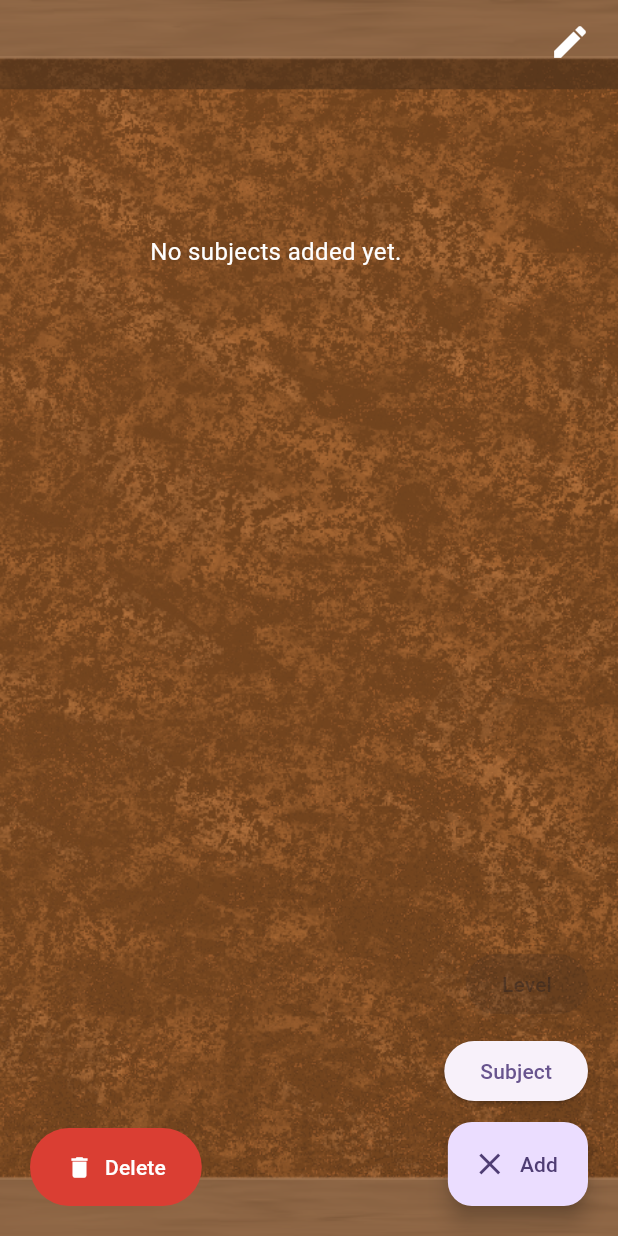
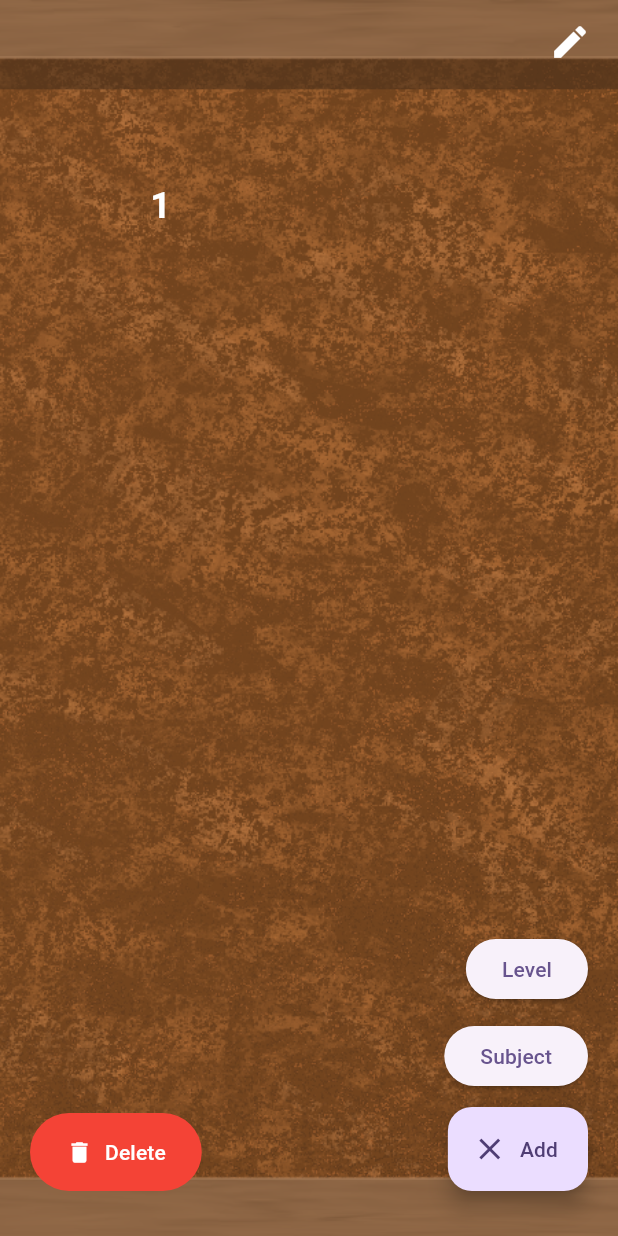
Before and after one commit to jagoda-ks/MyPinboard, a Flutter app: the StartingPage screen opened directly with empty values, after a tap on "Add", on a phone screen of 412 x 824 dp. Run offline on Flutter 3.47's test engine with Material 3 defaults, Android fonts, the phone set to English and light mode, and no system bars.

```diff
--- a/preparation_game/lib/screens/starting_page.dart
+++ b/preparation_game/lib/screens/starting_page.dart
@@ -3,11 +3,10 @@ import 'package:preparation_game/UILib/input_field.dart';
 import 'package:preparation_game/UILib/sticky_note_button.dart';
 import 'package:preparation_game/UILib/delete_button.dart';
 import 'package:preparation_game/UILib/subject_menu.dart';
-import 'package:preparation_game/UILib/background_widget.dart';
+import 'package:preparation_game/settings.dart'; // Ensure this exists
 
 class StartingPage extends StatefulWidget {
   final String challengeTitle;
-
   const StartingPage({super.key, required this.challengeTitle});
 
   @override
@@ -19,9 +18,9 @@ class _StartingPageState extends State<StartingPage> {
   bool _isEnteringSubject = false;
   bool _isDeleting = false;
 
-  List<List<String>> _subjectsByLevel = [];
+  // Initialize with an empty level to prevent index errors
+  List<List<String>> _subjectsByLevel = [[]];
   final Set<String> _markedForDeletion = {};
-
   late final TextEditingController _subjectInputController;
 
   @override
@@ -38,37 +37,31 @@ class _StartingPageState extends State<StartingPage> {
 
   void _submitSubject(String value) {
     FocusScope.of(context).unfocus();
+    final cleanText = value.trim();
 
-    Future.delayed(const Duration(milliseconds: 100), () {
-      final cleanText = value.trim();
     if (cleanText.isNotEmpty) {
       setState(() {
         if (_subjectsByLevel.isEmpty) _subjectsByLevel.add([]);
         _subjectsByLevel.last.add(cleanText);
         _subjectInputController.clear();
         _isEnteringSubject = false;
-          _showOptions = false;
       });
     } else {
       setState(() => _isEnteringSubject = false);
     }
-    });
   }
 
   @override
   Widget build(BuildContext context) {
-    final bool isLevelEnabled = _subjectsByLevel.isNotEmpty;
     final screenWidth = MediaQuery.of(context).size.width;
     final double dynamicNoteWidth = (screenWidth * 0.3).clamp(80.0, 200.0);
 
-    return BackgroundWidget(
-      child: Scaffold(
-        backgroundColor: Colors.transparent,
+    return Scaffold(
+      extendBodyBehindAppBar: true,
       appBar: AppBar(
         centerTitle: true,
         title: Text(widget.challengeTitle,
-              style: const TextStyle(
-                  color: Colors.white, fontWeight: FontWeight.bold)),
+            style: const TextStyle(color: Colors.white, fontWeight: FontWeight.bold)),
         backgroundColor: Colors.transparent,
         elevation: 0,
         automaticallyImplyLeading: false,
@@ -81,83 +74,76 @@ class _StartingPageState extends State<StartingPage> {
       ),
       body: Stack(
         children: [
-            // InteractiveViewer handles the pan/zoom area
-            InteractiveViewer(
+          // The background board surface
+          Container(
+            decoration: const BoxDecoration(
+              image: DecorationImage(
+                image: AssetImage(AppSettings.pinboardBackground),
+                fit: BoxFit.cover,
+              ),
+            ),
+          ),
+
+          // The interactive board area
+          Positioned.fill(
+            child: InteractiveViewer(
               constrained: false,
               boundaryMargin: const EdgeInsets.all(500),
               minScale: 0.5,
               maxScale: 2.0,
               child: Padding(
-                padding: const EdgeInsets.all(100.0), // Padding inside the canvas
+                padding: const EdgeInsets.all(100.0),
                 child: Column(
                   mainAxisAlignment: MainAxisAlignment.center,
-                  children: [
-                    if (_subjectsByLevel.isEmpty && !_isEnteringSubject)
-                      const Text('No subjects added yet.',
-                          style: TextStyle(color: Colors.white, fontSize: 16)),
-                    ..._subjectsByLevel.asMap().entries.map((entry) {
+                  children: _subjectsByLevel.asMap().entries.map((entry) {
                     int index = entry.key;
                     List<String> levelSubjects = entry.value;
 
                     return Padding(
-                        padding: const EdgeInsets.symmetric(vertical: 12.0),
+                      padding: const EdgeInsets.symmetric(vertical: 20.0),
                       child: Row(
                         children: [
-                            SizedBox(
-                                width: 40,
-                                child: Text('${index + 1}',
-                                    style: const TextStyle(
-                                        color: Color.fromARGB(255, 168, 135, 105),
-                                        fontSize: 20,
-                                        fontWeight: FontWeight.bold),
-                                    textAlign: TextAlign.center)),
-                            ConstrainedBox(
-                              constraints: BoxConstraints(maxWidth: screenWidth * 0.8),
-                              child: Wrap(
-                                alignment: WrapAlignment.center,
-                                spacing: 8,
-                                runSpacing: 8,
+                          Text('${index + 1}', style: const TextStyle(color: Colors.white, fontSize: 24, fontWeight: FontWeight.bold)),
+                          const SizedBox(width: 20),
+                          Row(
                             children: levelSubjects.map((text) {
-                                  final isMarked = _markedForDeletion.contains(text);
-                                  return StickyNoteButton(
-                                    key: ValueKey(text),
+                              return Padding(
+                                padding: const EdgeInsets.symmetric(horizontal: 8.0),
+                                child: StickyNoteButton(
                                   text: text,
-                                    isMarked: isMarked,
+                                  isMarked: _markedForDeletion.contains(text),
                                   width: dynamicNoteWidth,
                                   onTap: _isDeleting
                                       ? () => setState(() {
-                                              if (isMarked)
-                                                _markedForDeletion.remove(text);
-                                              else
-                                                _markedForDeletion.add(text);
+                                            if (_markedForDeletion.contains(text)) _markedForDeletion.remove(text);
+                                            else _markedForDeletion.add(text);
                                           })
                                       : () {},
+                                ),
+                              );
+                            }).toList(),
+                          ),
+                        ],
+                      ),
                     );
                   }).toList(),
                 ),
               ),
-                          ],
             ),
-                      );
-                    }),
+          ),
+
+          // Fixed UI Buttons (Screen Space)
           if (_isEnteringSubject)
-                      Padding(
-                        padding: const EdgeInsets.symmetric(vertical: 16.0),
+            Center(
               child: InputField(
-                          key: UniqueKey(),
                 controller: _subjectInputController,
                 hintText: 'Subject Name...',
                 onSubmitted: _submitSubject,
               ),
             ),
-                  ],
-                ),
-              ),
-            ),
 
-            // Fixed bottom buttons (outside the InteractiveViewer)
           Positioned(
-              bottom: 20,
+            bottom: 30,
             left: 20,
             child: DeleteButton(
               isDeleting: _isDeleting,
@@ -166,11 +152,11 @@ class _StartingPageState extends State<StartingPage> {
             ),
           ),
           Positioned(
-              bottom: 20,
+            bottom: 30,
             right: 20,
             child: SubjectMenu(
               showOptions: _showOptions,
-                isLevelEnabled: isLevelEnabled,
+              isLevelEnabled: _subjectsByLevel.isNotEmpty,
               onAddLevel: () => setState(() => _subjectsByLevel.add([])),
               onAddSubject: () => setState(() {
                 _isEnteringSubject = true;
@@ -181,7 +167,6 @@ class _StartingPageState extends State<StartingPage> {
           ),
         ],
       ),
-      ),
     );
   }
 }
```
Lines whose indentation alone changed are shown as unchanged.
